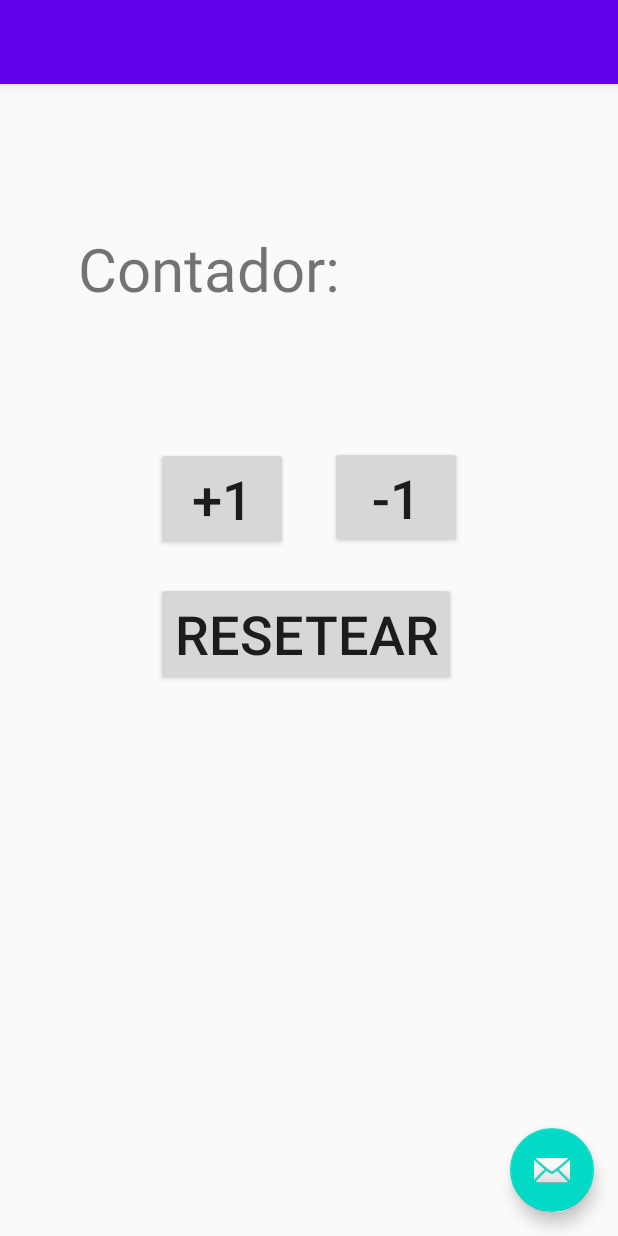
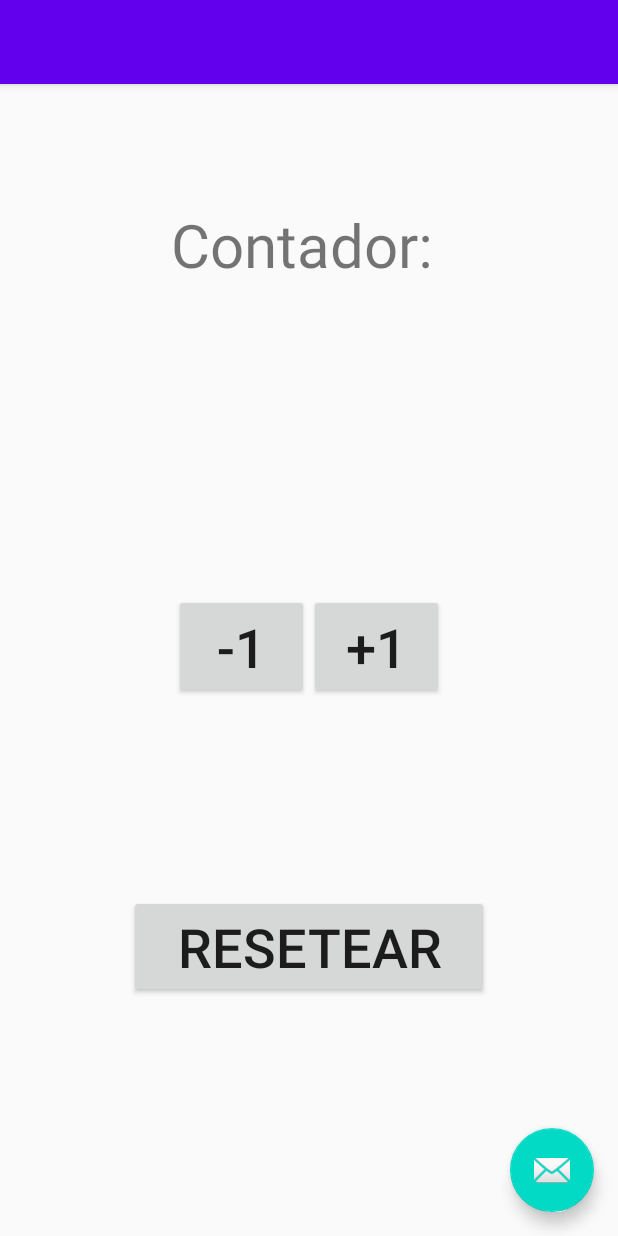
Before and after one commit to MiRA011/7BlueDogs, an Android app: the screen it shows after launch (MainActivity), on a phone screen of 412 x 824 dp. Run offline under Robolectric (Android 15) with nearby library versions, the light colour scheme and no system bars.

Commit message:
nuevas layout

```diff
--- a/Contador/app/src/main/AndroidManifest.xml
+++ b/Contador/app/src/main/AndroidManifest.xml
@@ -12,7 +12,10 @@
         <activity
             android:name=".MainActivity"
             android:label="@string/app_name"
-            android:theme="@style/AppTheme.NoActionBar">
+            android:theme="@style/AppTheme.NoActionBar"
+            android:screenOrientation="portrait"
+            >
+
             <intent-filter>
                 <action android:name="android.intent.action.MAIN" />
 
--- a/Contador/app/src/main/res/layout/content_main.xml
+++ b/Contador/app/src/main/res/layout/content_main.xml
@@ -7,64 +7,79 @@
     android:layout_height="match_parent"
     app:layout_behavior="@string/appbar_scrolling_view_behavior">
 
-    <TextView
-        android:id="@+id/tContador"
-        android:layout_width="183dp"
-        android:layout_height="69dp"
-        android:layout_marginStart="52dp"
-        android:layout_marginTop="96dp"
-        android:text="@string/tContador"
-        android:textSize="40sp"
+    <LinearLayout
+        android:layout_width="match_parent"
+        android:layout_height="200dp"
+        android:layout_marginTop="475dp"
+        android:gravity="center"
+        android:orientation="horizontal"
         app:layout_constraintStart_toStartOf="parent"
-        app:layout_constraintTop_toTopOf="parent" />
+        app:layout_constraintTop_toTopOf="parent">
 
-    <Button
-        android:id="@+id/bReset"
-        android:layout_width="wrap_content"
-        android:layout_height="0dp"
-        android:layout_marginStart="104dp"
-        android:layout_marginTop="332dp"
-        android:text="@string/bReset"
-        android:textSize="36sp"
+        <Button
+            android:id="@+id/bReset"
+            android:layout_width="240dp"
+            android:layout_height="wrap_content"
+            android:layout_marginStart="0dp"
+            android:layout_marginTop="0dp"
+            android:onClick="reseteaContador"
+            android:text="@string/bReset"
+            android:textSize="36sp" />
+    </LinearLayout>
+
+    <LinearLayout
+        android:layout_width="match_parent"
+        android:layout_height="200dp"
+        android:layout_marginTop="275dp"
+        android:gravity="center"
+        android:orientation="horizontal"
         app:layout_constraintStart_toStartOf="parent"
-        app:layout_constraintTop_toTopOf="parent"
-        android:onClick="reseteaContador"/>
+        app:layout_constraintTop_toTopOf="parent">
 
-    <Button
-        android:id="@+id/bSuma"
-        android:layout_width="wrap_content"
-        android:layout_height="wrap_content"
-        android:layout_marginStart="104dp"
-        android:layout_marginTop="268dp"
-        android:layout_marginBottom="24dp"
-        android:text="@string/bSuma"
-        android:textSize="36sp"
-        app:layout_constraintBottom_toTopOf="@+id/bReset"
+        <Button
+            android:id="@+id/bResta"
+            android:layout_width="90dp"
+            android:layout_height="70dp"
+            android:onClick="restaContador"
+            android:text="@string/bResta"
+            android:textSize="36sp" />
+
+        <Button
+            android:id="@+id/bSuma"
+            android:layout_width="90dp"
+            android:layout_height="70dp"
+            android:onClick="incrementaContador"
+            android:text="@string/bSuma"
+            android:textSize="36sp" />
+
+    </LinearLayout>
+
+    <LinearLayout
+        android:id="@+id/LinearLayout"
+        android:layout_width="match_parent"
+        android:layout_height="275dp"
+        android:gravity="center_horizontal"
+        android:orientation="vertical"
         app:layout_constraintStart_toStartOf="parent"
-        app:layout_constraintTop_toTopOf="parent"
-        app:layout_constraintVertical_bias="0.925"
-        android:onClick="incrementaContador"/>
+        app:layout_constraintTop_toTopOf="parent">
 
-    <Button
-        android:id="@+id/bResta"
-        android:layout_width="0dp"
-        android:layout_height="68dp"
-        android:layout_marginStart="220dp"
-        android:layout_marginTop="76dp"
-        android:text="@string/bResta"
-        android:textSize="36sp"
-        app:layout_constraintStart_toStartOf="parent"
-        app:layout_constraintTop_toBottomOf="@+id/tContador"
-        android:onClick="restaContador" />
+        <TextView
+            android:id="@+id/tContador"
+            android:layout_width="183dp"
+            android:layout_height="69dp"
+            android:layout_marginStart="0dp"
+            android:layout_marginTop="80dp"
+            android:text="@string/tContador"
+            android:textSize="40sp" />
 
-    <TextView
-        android:id="@+id/tCuenta"
-        android:layout_width="79dp"
-        android:layout_height="69dp"
-        android:layout_marginStart="40dp"
-        android:layout_marginTop="96dp"
-        android:textSize="40sp"
-        app:layout_constraintStart_toEndOf="@+id/tContador"
-        app:layout_constraintTop_toTopOf="parent" />
+        <TextView
+            android:id="@+id/tCuenta"
+            android:layout_width="79dp"
+            android:layout_height="69dp"
+            android:layout_marginStart="0dp"
+            android:layout_marginTop="0dp"
+            android:textSize="40sp" />
+
+    </LinearLayout>
 
 </androidx.constraintlayout.widget.ConstraintLayout>
```
